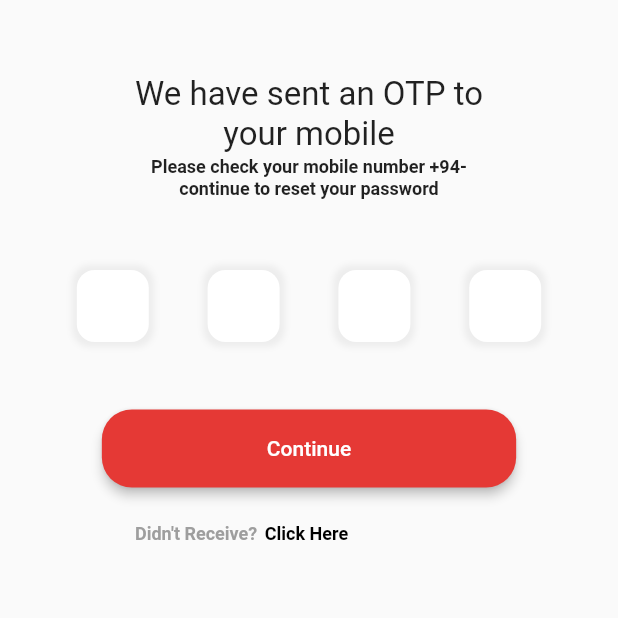
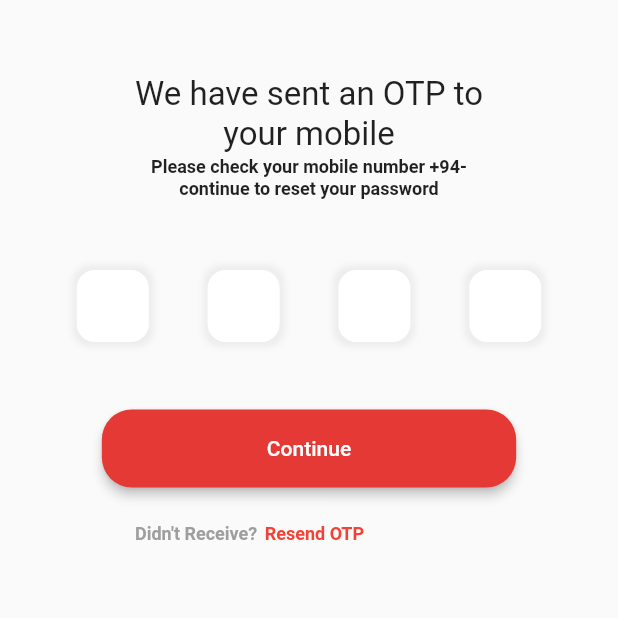
Before and after one commit to User-Experience-Design-SE3050-2021/se3050---uee-2021s2_reg_we_67, a Flutter app: the Otp screen opened directly with empty values, on a phone screen of 412 x 824 dp, the top half of it. Run offline on Flutter 3.47's test engine with Material 2 defaults, Android fonts, the light colour scheme and no system bars; our stand-ins replace flutter_signin_button, intl_phone_field.

Commit message:
changes made

```diff
--- a/lib/pages/phoneotp.dart
+++ b/lib/pages/phoneotp.dart
@@ -149,11 +149,11 @@ class _OtpState extends State<Otp> {
                   child: Center(
                     child: RichText(
                       text: TextSpan(
-                        text: 'Click Here',
+                        text: 'Resend OTP',
                         style: TextStyle(
                             fontWeight: FontWeight.bold,
                             fontSize: 12,
-                            color: Colors.black),
+                            color: Colors.red[500]),
                       ),
                     ),
                   ),
```
